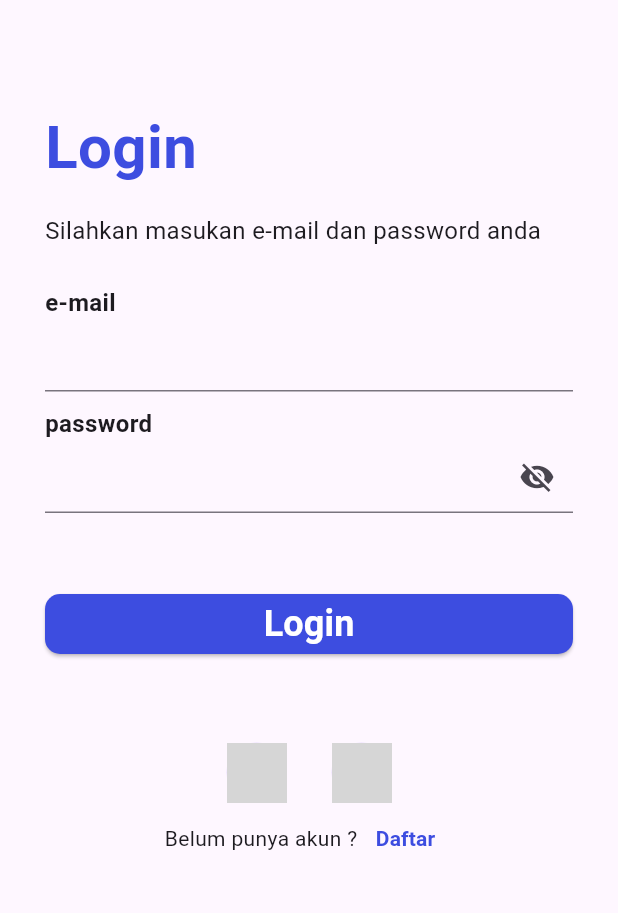
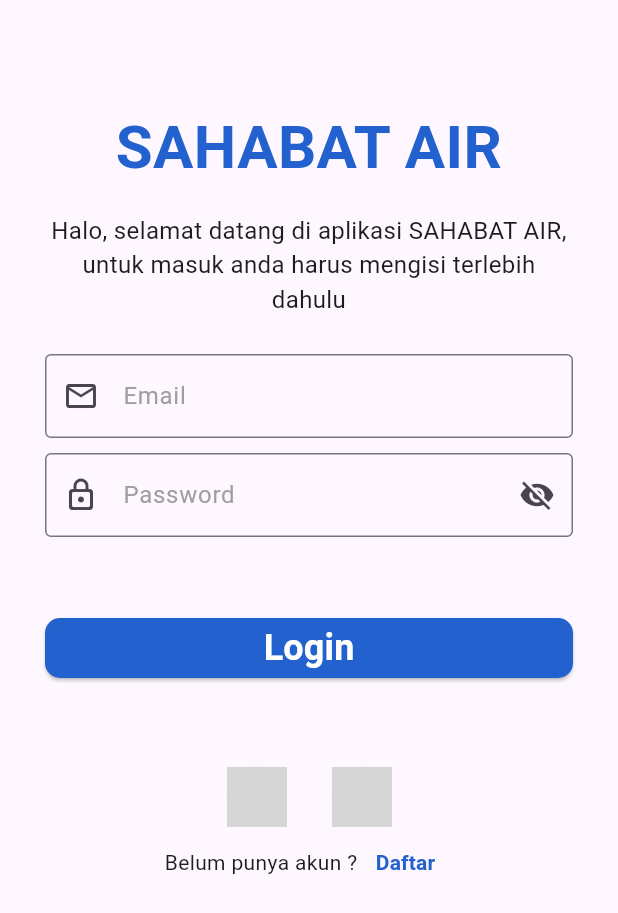
Before and after one commit to atogaul12/Sahabat, a Flutter app: the screen it shows after launch, on a phone screen of 412 x 824 dp. Shown: the top 913 px of the screen. Run offline on Flutter 3.47's test engine with Material 3 defaults, Android fonts, the phone set to English and light mode, and no system bars; our stand-ins replace bloc, firebase_auth, firebase_core, flutter_bloc, google_sign_in; accounts and stored records are empty; network calls fail; grey boxes are pictures that could not be loaded.

Commit message:
Bintang commit login

```diff
--- a/sahabat_air/lib/ui/login.dart
+++ b/sahabat_air/lib/ui/login.dart
@@ -36,7 +36,24 @@ class _LoginScreenState extends State<LoginScreen> {
 
   @override
   Widget build(BuildContext context) {
-    return Scaffold(
+    return MaterialApp(
+      debugShowCheckedModeBanner: false,
+      theme: ThemeData(
+        inputDecorationTheme: InputDecorationTheme(
+          focusedBorder: OutlineInputBorder(
+            borderSide: BorderSide(
+              color: Color.fromARGB(255, 34, 97, 206),
+            ),
+          ),
+          labelStyle: TextStyle(
+            color: Colors.grey, // Default label color
+          ),
+          floatingLabelStyle: TextStyle(
+            color: Color.fromARGB(255, 34, 97, 206), // Label color when focused
+          ),
+        ),
+      ),
+      home: Scaffold(
         body: BlocListener<LoginCubit, LoginState>(
           listener: (context, state) {
             if (state is LoginLoading) {
@@ -60,7 +77,8 @@ class _LoginScreenState extends State<LoginScreen> {
                   content: Text(state.msg),
                   backgroundColor: Colors.green,
                 ));
-            Navigator.pushNamedAndRemoveUntil(context, rHome, (route) => false);
+              Navigator.pushNamedAndRemoveUntil(
+                  context, rHome, (route) => false);
             }
           },
           child: Container(
@@ -68,17 +86,19 @@ class _LoginScreenState extends State<LoginScreen> {
             child: ListView(
               children: [
                 Text(
-                "Login",
+                  "SAHABAT AIR",
+                  textAlign: TextAlign.center,
                   style: TextStyle(
                       fontSize: 40,
                       fontWeight: FontWeight.bold,
-                    color: Color(0xff3D4DE0)),
+                      color: Color.fromARGB(255, 34, 97, 206)),
                 ),
                 SizedBox(
                   height: 15,
                 ),
                 Text(
-                "Silahkan masukan e-mail dan password anda",
+                  textAlign: TextAlign.center,
+                  "Halo, selamat datang di aplikasi SAHABAT AIR, untuk masuk anda harus mengisi terlebih dahulu",
                   style: TextStyle(
                     fontSize: 16,
                   ),
@@ -86,23 +106,25 @@ class _LoginScreenState extends State<LoginScreen> {
                 SizedBox(
                   height: 25,
                 ),
-              Text(
-                "e-mail",
-                style: TextStyle(fontSize: 16, fontWeight: FontWeight.bold),
-              ),
                 TextFormField(
                   controller: emailEdc,
+                  decoration: InputDecoration(
+                    labelText: 'Email',
+                    hintText: 'Masukkan email anda',
+                    prefixIcon: Icon(Icons.email_outlined),
+                    border: OutlineInputBorder(),
+                  ),
                 ),
                 SizedBox(
                   height: 10,
                 ),
-              Text(
-                "password",
-                style: TextStyle(fontSize: 16, fontWeight: FontWeight.bold),
-              ),
                 TextFormField(
                   controller: passEdc,
                   decoration: InputDecoration(
+                    labelText: 'Password',
+                    hintText: 'Masukkan password anda',
+                    prefixIcon: const Icon(Icons.lock_outline_rounded),
+                    border: const OutlineInputBorder(),
                     suffixIcon: IconButton(
                       icon: Icon(passInvisible
                           ? Icons.visibility
@@ -126,7 +148,7 @@ class _LoginScreenState extends State<LoginScreen> {
                           .login(email: emailEdc.text, password: passEdc.text);
                     },
                     style: ElevatedButton.styleFrom(
-                      backgroundColor: Color(0xff3D4DE0),
+                        backgroundColor: Color.fromARGB(255, 34, 97, 206),
                         shape: RoundedRectangleBorder(
                             borderRadius: BorderRadius.circular(10))),
                     child: Text(
@@ -171,7 +193,6 @@ class _LoginScreenState extends State<LoginScreen> {
                             'https://freepngimg.com/thumb/business/83615-blue-icons-symbol-telephone-computer-logo.png'),
                       ),
                     ),
-
                   ],
                 ),
                 Row(
@@ -187,7 +208,7 @@ class _LoginScreenState extends State<LoginScreen> {
                           "Daftar",
                           style: TextStyle(
                               fontWeight: FontWeight.bold,
-                            color: Color(0xff3D4DE0)),
+                              color: Color.fromARGB(255, 34, 97, 206)),
                         ))
                   ],
                 )
@@ -195,6 +216,7 @@ class _LoginScreenState extends State<LoginScreen> {
             ),
           ),
         ),
+      ),
     );
   }
 }
--- a/sahabat_air/pubspec.yaml
+++ b/sahabat_air/pubspec.yaml
@@ -49,7 +49,7 @@ dev_dependencies:
   # activated in the `analysis_options.yaml` file located at the root of your
   # package. See that file for information about deactivating specific lint
   # rules and activating additional ones.
-  flutter_lints: ^3.0.0
+  flutter_lints: ^4.0.0
 
 # For information on the generic Dart part of this file, see the
 # following page: https://dart.dev/tools/pub/pubspec
```
Also changed, not shown: sahabat_air/lib/ui/register.dart (+34 -15 lines), sahabat_air/pubspec.lock. Lines whose indentation alone changed are shown as unchanged.
